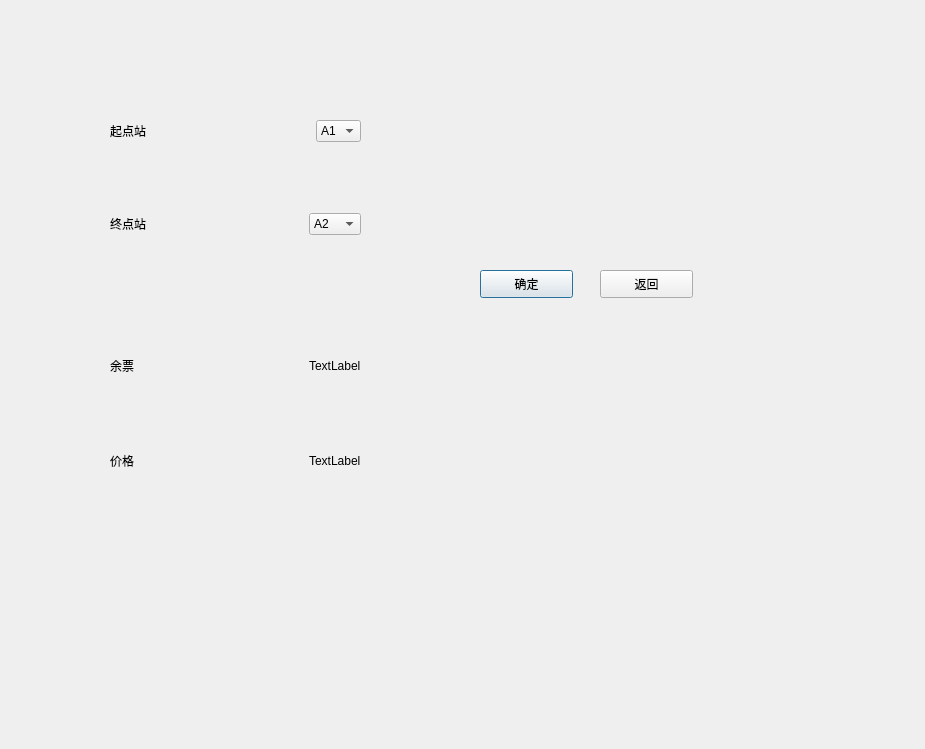
Old version of the form ticketsearch.ui in the repository xsd1/code.
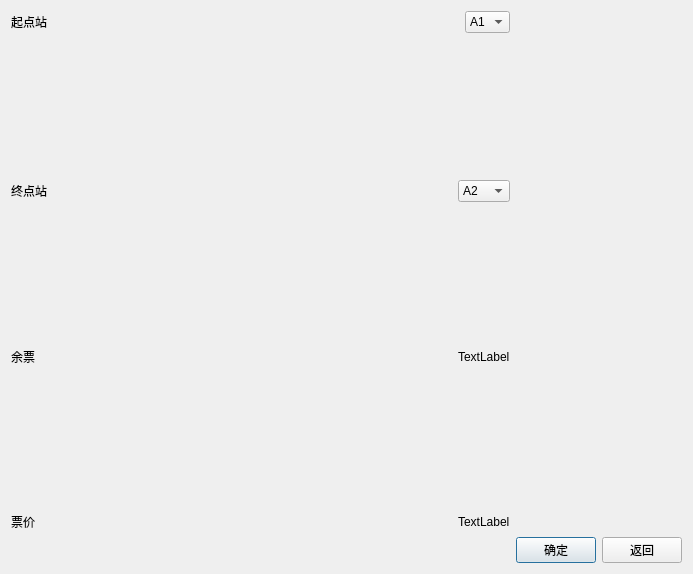
New version of the form.

Patch:
```diff
--- a/ticketsearch.ui
+++ b/ticketsearch.ui
@@ -6,51 +6,32 @@
    <rect>
     <x>0</x>
     <y>0</y>
-    <width>925</width>
-    <height>749</height>
+    <width>693</width>
+    <height>574</height>
    </rect>
   </property>
   <property name="windowTitle">
    <string>Dialog</string>
   </property>
-  <widget class="QPushButton" name="pushButton_yes">
-   <property name="geometry">
-    <rect>
-     <x>480</x>
-     <y>270</y>
-     <width>93</width>
-     <height>28</height>
-    </rect>
-   </property>
-   <property name="text">
-    <string>确定</string>
-   </property>
-  </widget>
-  <widget class="QPushButton" name="pushButton_back">
-   <property name="geometry">
-    <rect>
-     <x>600</x>
-     <y>270</y>
-     <width>93</width>
-     <height>28</height>
-    </rect>
-   </property>
-   <property name="text">
-    <string>返回</string>
-   </property>
-  </widget>
-  <widget class="QWidget" name="">
-   <property name="geometry">
-    <rect>
-     <x>110</x>
-     <y>120</y>
-     <width>251</width>
-     <height>351</height>
-    </rect>
-   </property>
-   <layout class="QVBoxLayout" name="verticalLayout_3">
-    <item>
-     <layout class="QVBoxLayout" name="verticalLayout_2">
+  <layout class="QGridLayout" name="gridLayout">
+   <item row="2" column="3">
+    <layout class="QHBoxLayout" name="horizontalLayout"/>
+   </item>
+   <item row="2" column="0">
+    <spacer name="horizontalSpacer">
+     <property name="orientation">
+      <enum>Qt::Horizontal</enum>
+     </property>
+     <property name="sizeHint" stdset="0">
+      <size>
+       <width>40</width>
+       <height>20</height>
+      </size>
+     </property>
+    </spacer>
+   </item>
+   <item row="0" column="0">
+    <layout class="QVBoxLayout" name="verticalLayout">
       <item>
        <layout class="QHBoxLayout" name="horizontalLayout_2">
         <item>
@@ -61,14 +42,14 @@
          </widget>
         </item>
         <item>
-         <spacer name="horizontalSpacer">
+        <spacer name="horizontalSpacer_2">
           <property name="orientation">
            <enum>Qt::Horizontal</enum>
           </property>
           <property name="sizeHint" stdset="0">
            <size>
-            <width>40</width>
-            <height>20</height>
+           <width>68</width>
+           <height>17</height>
            </size>
           </property>
          </spacer>
@@ -132,13 +113,13 @@
         <property name="sizeHint" stdset="0">
          <size>
           <width>20</width>
-          <height>40</height>
+         <height>18</height>
          </size>
         </property>
        </spacer>
       </item>
       <item>
-       <layout class="QHBoxLayout" name="horizontalLayout">
+      <layout class="QHBoxLayout" name="horizontalLayout_3">
         <item>
          <widget class="QLabel" name="label_2">
           <property name="text">
@@ -147,14 +128,14 @@
          </widget>
         </item>
         <item>
-         <spacer name="horizontalSpacer_2">
+        <spacer name="horizontalSpacer_8">
           <property name="orientation">
            <enum>Qt::Horizontal</enum>
           </property>
           <property name="sizeHint" stdset="0">
            <size>
-            <width>40</width>
-            <height>20</height>
+           <width>48</width>
+           <height>17</height>
            </size>
           </property>
          </spacer>
@@ -210,10 +191,8 @@
         </item>
        </layout>
       </item>
-     </layout>
-    </item>
     <item>
-     <spacer name="verticalSpacer_3">
+      <spacer name="verticalSpacer">
       <property name="orientation">
        <enum>Qt::Vertical</enum>
       </property>
@@ -225,8 +204,6 @@
       </property>
      </spacer>
     </item>
-    <item>
-     <layout class="QVBoxLayout" name="verticalLayout">
       <item>
        <layout class="QHBoxLayout" name="horizontalLayout_4">
         <item>
@@ -237,14 +214,14 @@
          </widget>
         </item>
         <item>
-         <spacer name="horizontalSpacer_4">
+        <spacer name="horizontalSpacer_5">
           <property name="orientation">
            <enum>Qt::Horizontal</enum>
           </property>
           <property name="sizeHint" stdset="0">
            <size>
-            <width>40</width>
-            <height>20</height>
+           <width>48</width>
+           <height>17</height>
            </size>
           </property>
          </spacer>
@@ -259,7 +236,7 @@
        </layout>
       </item>
       <item>
-       <spacer name="verticalSpacer">
+      <spacer name="verticalSpacer_3">
         <property name="orientation">
          <enum>Qt::Vertical</enum>
         </property>
@@ -276,19 +253,19 @@
         <item>
          <widget class="QLabel" name="label_price">
           <property name="text">
-           <string>价格</string>
+          <string>票价</string>
           </property>
          </widget>
         </item>
         <item>
-         <spacer name="horizontalSpacer_5">
+        <spacer name="horizontalSpacer_11">
           <property name="orientation">
            <enum>Qt::Horizontal</enum>
           </property>
           <property name="sizeHint" stdset="0">
            <size>
-            <width>40</width>
-            <height>20</height>
+           <width>58</width>
+           <height>17</height>
            </size>
           </property>
          </spacer>
@@ -304,8 +281,21 @@
       </item>
      </layout>
     </item>
-   </layout>
-  </widget>
+   <item row="2" column="1">
+    <widget class="QPushButton" name="pushButton_yes">
+     <property name="text">
+      <string>确定</string>
+     </property>
+    </widget>
+   </item>
+   <item row="2" column="2">
+    <widget class="QPushButton" name="pushButton_back">
+     <property name="text">
+      <string>返回</string>
+     </property>
+    </widget>
+   </item>
+  </layout>
  </widget>
  <resources/>
  <connections/>
```
Lines whose indentation alone changed are shown as unchanged.
